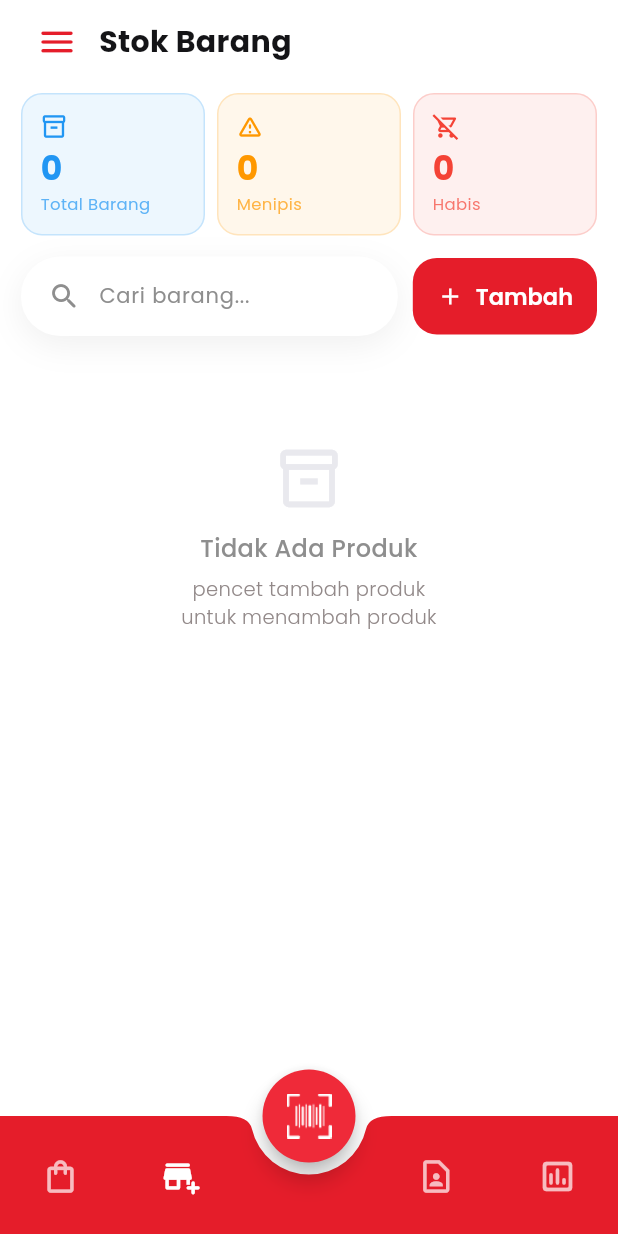
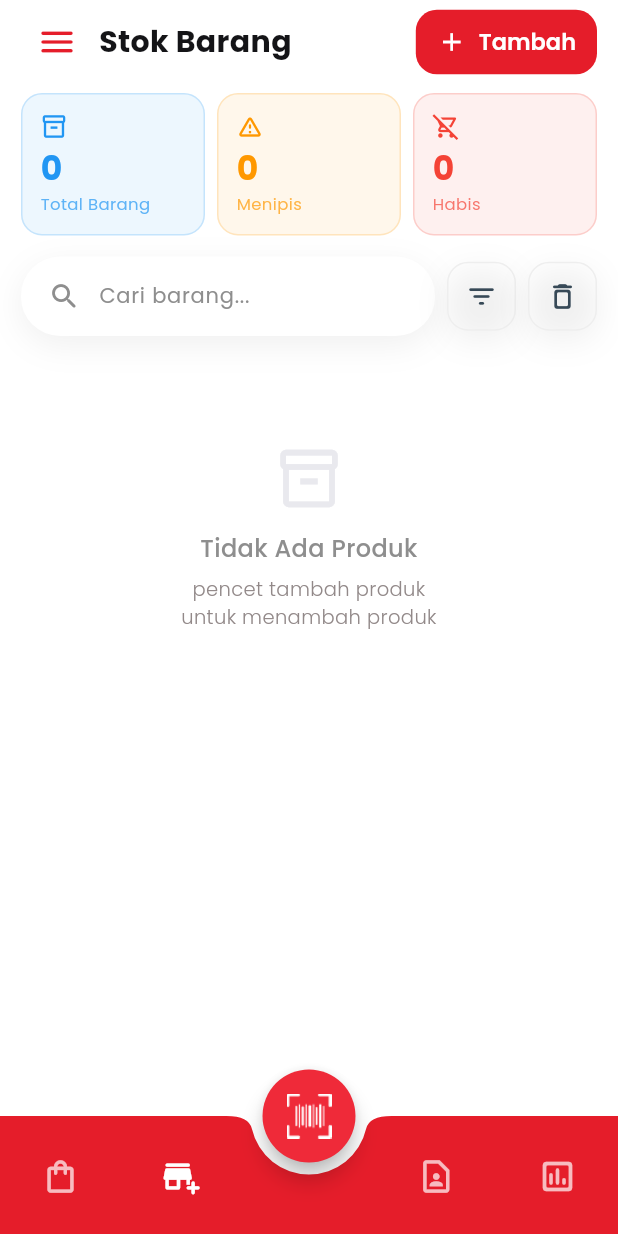
Before and after one commit to pradanadimas534/Kasir-Flutter, a Flutter app: the screen it shows once a user with an empty profile is signed in, item 2 of the bottom bar chosen, on a phone screen of 412 x 824 dp. Run offline on Flutter 3.47's test engine with Material 3 defaults, Android fonts, the phone set to English and light mode, and no system bars; our stand-ins replace cloud_firestore, firebase_auth, firebase_core, google_sign_in; missing offline and left inert: mobile_scanner; accounts and stored records are empty.

Commit message:
feat: Stok header rework + recycle-bin delete
- "Tambah" moved to the top-right of the Stok header, next to the title
- Search row now carries a filter icon (by jenis: Semua / Satuan /
  Timbang, via a bottom sheet) and a trash icon (opens the recycle bin,
  with a count badge)
- Deleting a product is now a soft delete: it goes to "Sampah" with a
  30-day timer, an Undo snackbar, and a dedicated SampahScreen to
  restore, permanently delete, or empty the bin. Items past 30 days are
  purged automatically on load.

ItemModel gains deletedAt; provider splits items into active/trash and
exposes pulihkanItem / hapusPermanenItem / kosongkanSampah /
sisaHariSampah.

Co-Authored-By: Claude Sonnet 5 <noreply@anthropic.com>

```diff
--- a/lib/models/item_model.dart
+++ b/lib/models/item_model.dart
@@ -8,6 +8,10 @@ class ItemModel {
   final String unit; // 'pcs' | 'gram' | 'ons' | 'kg'
   final String barcode;
 
+  /// Kalau tidak null: barang ada di "Sampah" sejak tanggal ini.
+  /// Dihapus permanen otomatis setelah 30 hari.
+  final DateTime? deletedAt;
+
   ItemModel({
     required this.id,
     required this.name,
@@ -17,7 +21,10 @@ class ItemModel {
     required this.type,
     required this.unit,
     this.barcode = '',
+    this.deletedAt,
   });
+
+  bool get diSampah => deletedAt != null;
 
   ItemModel copyWith({
     int? id,
@@ -28,6 +35,8 @@ class ItemModel {
     String? type,
     String? unit,
     String? barcode,
+    DateTime? deletedAt,
+    bool clearDeletedAt = false,
   }) =>
       ItemModel(
         id:    id    ?? this.id,
@@ -38,6 +47,7 @@ class ItemModel {
         type:  type  ?? this.type,
         unit:  unit  ?? this.unit,
         barcode: barcode ?? this.barcode,
+        deletedAt: clearDeletedAt ? null : (deletedAt ?? this.deletedAt),
       );
 
   // ── XML ──────────────────────────────────────────────────────────
@@ -50,6 +60,7 @@ class ItemModel {
     'type':  type,
     'unit':  unit,
     'barcode': barcode,
+    'deletedAt': deletedAt?.toIso8601String() ?? '',
   };
 
   factory ItemModel.fromXmlMap(Map<String, String> m) => ItemModel(
@@ -61,5 +72,8 @@ class ItemModel {
     type:  m['type']  ?? 'satuan',
     unit:  m['unit']  ?? 'pcs',
     barcode: m['barcode'] ?? '',
+    deletedAt: (m['deletedAt'] ?? '').isEmpty
+        ? null
+        : DateTime.tryParse(m['deletedAt']!),
   );
 }
--- a/lib/screens/stok_screen.dart
+++ b/lib/screens/stok_screen.dart
@@ -6,6 +6,7 @@ import '../providers/kasir_provider.dart';
 import '../theme/app_theme.dart';
 import '../widgets/app_ui.dart';
 import 'barcode_scanner_screen.dart';
+import 'sampah_screen.dart';
 
 class StokScreen extends StatefulWidget {
   const StokScreen({super.key});
@@ -17,6 +18,7 @@ class StokScreen extends StatefulWidget {
 class _StokScreenState extends State<StokScreen> {
   final _searchCtrl = TextEditingController();
   bool  _showForm   = false;
+  String _jenisFilter = 'all'; // 'all' | 'satuan' | 'timbang'
 
   // Form tambah barang
   final _nameCtrl  = TextEditingController();
@@ -53,9 +55,10 @@ class _StokScreenState extends State<StokScreen> {
     final p = context.watch<KasirProvider>();
 
     final filtered = p.items.where((item) {
-      return _searchCtrl.text.isEmpty ||
-          item.name.toLowerCase().contains(
-              _searchCtrl.text.toLowerCase());
+      final cocokCari = _searchCtrl.text.isEmpty ||
+          item.name.toLowerCase().contains(_searchCtrl.text.toLowerCase());
+      final cocokJenis = _jenisFilter == 'all' || item.type == _jenisFilter;
+      return cocokCari && cocokJenis;
     }).toList();
 
     return SingleChildScrollView(
@@ -80,6 +83,20 @@ class _StokScreenState extends State<StokScreen> {
                   fontWeight: FontWeight.w700,
                   fontSize: 20,
                   color: AppColors.ink,
+                ),
+              ),
+              const Spacer(),
+              FilledButton.icon(
+                onPressed: () => setState(() => _showForm = !_showForm),
+                icon: Icon(_showForm ? Icons.close : Icons.add, size: 20),
+                label: Text(_showForm ? 'Tutup' : 'Tambah'),
+                style: FilledButton.styleFrom(
+                  backgroundColor: AppColors.red,
+                  padding: const EdgeInsets.symmetric(
+                      horizontal: 14, vertical: 10),
+                  shape: RoundedRectangleBorder(
+                    borderRadius: BorderRadius.circular(14),
+                  ),
                 ),
               ),
             ],
@@ -113,7 +130,7 @@ class _StokScreenState extends State<StokScreen> {
           ),
           const SizedBox(height: 14),
 
-          // ── Search + Tombol Tambah ─────────────────────────────
+          // ── Search + Filter + Sampah ──────────────────────────
           Row(
             children: [
               Expanded(
@@ -123,18 +140,19 @@ class _StokScreenState extends State<StokScreen> {
                   onChanged: (_) => setState(() {}),
                 ),
               ),
-              const SizedBox(width: 10),
-              FilledButton.icon(
-                onPressed: () => setState(() => _showForm = !_showForm),
-                icon: Icon(_showForm ? Icons.close : Icons.add),
-                label: Text(_showForm ? 'Tutup' : 'Tambah'),
-                style: FilledButton.styleFrom(
-                  backgroundColor: AppColors.red,
-                  padding: const EdgeInsets.symmetric(
-                      horizontal: 16, vertical: 14),
-                  shape: RoundedRectangleBorder(
-                    borderRadius: BorderRadius.circular(16),
-                  ),
+              const SizedBox(width: 8),
+              _SquareIconBtn(
+                icon: Icons.filter_list_rounded,
+                active: _jenisFilter != 'all',
+                onTap: _pilihJenis,
+              ),
+              const SizedBox(width: 8),
+              _SquareIconBtn(
+                icon: Icons.delete_outline_rounded,
+                badge: p.trashItems.isEmpty ? null : '${p.trashItems.length}',
+                onTap: () => Navigator.push(
+                  context,
+                  MaterialPageRoute(builder: (_) => const SampahScreen()),
                 ),
               ),
             ],
@@ -384,7 +402,8 @@ class _StokScreenState extends State<StokScreen> {
                     builder: (_) => AlertDialog(
                       title: const Text('Hapus Barang'),
                       content: Text(
-                          'Hapus "${item.name}" dari daftar?'),
+                          'Pindahkan "${item.name}" ke Sampah? '
+                          'Bisa dipulihkan dalam 30 hari.'),
                       actions: [
                         TextButton(
                           onPressed: () =>
@@ -401,12 +420,70 @@ class _StokScreenState extends State<StokScreen> {
                       ],
                     ),
                   );
-                  if (ok == true) await p.hapusItem(item.id);
+                  if (ok != true || !context.mounted) return;
+                  await p.hapusItem(item.id);
+                  if (!context.mounted) return;
+                  ScaffoldMessenger.of(context).showSnackBar(SnackBar(
+                    content: Text('${item.name} dipindahkan ke Sampah'),
+                    action: SnackBarAction(
+                      label: 'Urungkan',
+                      onPressed: () => p.pulihkanItem(item.id),
+                    ),
+                  ));
                 },
               )),
         ],
       ),
     );
+  }
+
+  Future<void> _pilihJenis() async {
+    final opsi = {
+      'all': 'Semua jenis',
+      'satuan': '📦 Satuan',
+      'timbang': '⚖️ Timbang',
+    };
+    final pilih = await showModalBottomSheet<String>(
+      context: context,
+      shape: const RoundedRectangleBorder(
+        borderRadius: BorderRadius.vertical(top: Radius.circular(20)),
+      ),
+      builder: (ctx) => SafeArea(
+        child: Column(
+          mainAxisSize: MainAxisSize.min,
+          children: [
+            const SizedBox(height: 10),
+            Container(
+              width: 40,
+              height: 4,
+              decoration: BoxDecoration(
+                color: Colors.grey.shade300,
+                borderRadius: BorderRadius.circular(4),
+              ),
+            ),
+            const Padding(
+              padding: EdgeInsets.fromLTRB(20, 14, 20, 6),
+              child: Align(
+                alignment: Alignment.centerLeft,
+                child: Text('Filter jenis barang',
+                    style: TextStyle(
+                        fontWeight: FontWeight.bold, fontSize: 15)),
+              ),
+            ),
+            for (final e in opsi.entries)
+              ListTile(
+                title: Text(e.value),
+                trailing: _jenisFilter == e.key
+                    ? const Icon(Icons.check_rounded, color: AppColors.red)
+                    : null,
+                onTap: () => Navigator.pop(ctx, e.key),
+              ),
+            const SizedBox(height: 8),
+          ],
+        ),
+      ),
+    );
+    if (pilih != null) setState(() => _jenisFilter = pilih);
   }
 
   Future<void> _showTambahStokDialog(ItemModel item) async {
@@ -895,6 +972,72 @@ class _ItemCard extends StatelessWidget {
   }
 }
 
+// ── Tombol ikon kotak (filter / sampah) ─────────────────────────
+class _SquareIconBtn extends StatelessWidget {
+  final IconData icon;
+  final VoidCallback onTap;
+  final bool active;
+  final String? badge;
+
+  const _SquareIconBtn({
+    required this.icon,
+    required this.onTap,
+    this.active = false,
+    this.badge,
+  });
+
+  @override
+  Widget build(BuildContext context) {
+    return Stack(
+      clipBehavior: Clip.none,
+      children: [
+        Material(
+          color: active ? AppColors.red : Colors.white,
+          borderRadius: BorderRadius.circular(14),
+          elevation: 0,
+          child: InkWell(
+            onTap: onTap,
+            borderRadius: BorderRadius.circular(14),
+            child: Container(
+              width: 46,
+              height: 46,
+              decoration: BoxDecoration(
+                borderRadius: BorderRadius.circular(14),
+                border: Border.all(color: Colors.grey.shade200),
+                boxShadow: AppColors.softShadow,
+              ),
+              child: Icon(icon,
+                  color: active ? Colors.white : AppColors.inkSoft, size: 22),
+            ),
+          ),
+        ),
+        if (badge != null)
+          Positioned(
+            right: -4,
+            top: -4,
+            child: Container(
+              padding: const EdgeInsets.symmetric(horizontal: 5, vertical: 1),
+              constraints: const BoxConstraints(minWidth: 16),
+              decoration: BoxDecoration(
+                color: AppColors.red,
+                borderRadius: BorderRadius.circular(10),
+                border: Border.all(color: Colors.white, width: 1.5),
+              ),
+              child: Text(
+                badge!,
+                textAlign: TextAlign.center,
+                style: const TextStyle(
+                    color: Colors.white,
+                    fontSize: 10,
+                    fontWeight: FontWeight.bold),
+              ),
+            ),
+          ),
+      ],
+    );
+  }
+}
+
 // ── Summary Card ─────────────────────────────────────────────────
 class _SumCard extends StatelessWidget {
   final String  label;
--- a/lib/services/firestore_service.dart
+++ b/lib/services/firestore_service.dart
@@ -31,6 +31,9 @@ class FirestoreService {
         type: data['type'] as String? ?? 'satuan',
         unit: data['unit'] as String? ?? 'pcs',
         barcode: data['barcode'] as String? ?? '',
+        deletedAt: (data['deletedAt'] as String?) == null
+            ? null
+            : DateTime.tryParse(data['deletedAt'] as String),
       );
     }).toList();
     items.sort((a, b) => a.id.compareTo(b.id));
@@ -114,6 +117,7 @@ class FirestoreService {
         'type': item.type,
         'unit': item.unit,
         'barcode': item.barcode,
+        'deletedAt': item.deletedAt?.toIso8601String(),
         'updatedAt': FieldValue.serverTimestamp(),
       };
 
```
Also changed, not shown: lib/providers/kasir_provider.dart (+75 -4 lines), lib/screens/sampah_screen.dart (added, +183 -0 lines).
